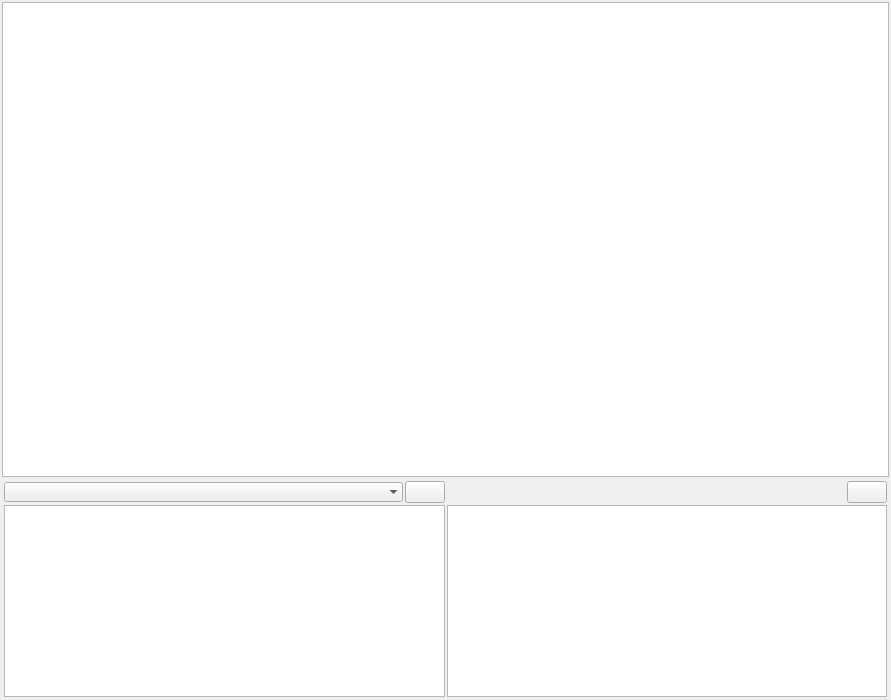
Old version of the form gvtree_comparetree.ui in the repository wtr9987/gvtree.
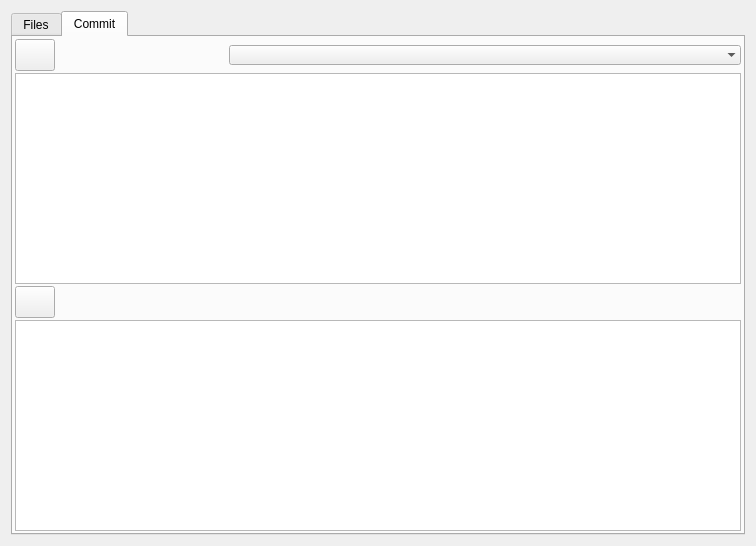
New version of the form. The open tabs and pages were chosen to show the change. Icons and pictures are not drawn. Custom widgets are drawn as their Qt base class.

Commit message: Fixed comment text wrap Changed Compare Versions widget Added RegExp for "Other tags" to remove the "tag: " string Added dot to RegExp for branches

Patch:
```diff
--- a/gvtree_comparetree.ui
+++ b/gvtree_comparetree.ui
@@ -6,40 +6,78 @@
    <rect>
     <x>0</x>
     <y>0</y>
-    <width>891</width>
-    <height>700</height>
+    <width>756</width>
+    <height>546</height>
    </rect>
   </property>
   <property name="windowTitle">
    <string>Version Tree</string>
   </property>
   <layout class="QGridLayout" name="gridLayout_2">
-   <property name="leftMargin">
-    <number>2</number>
-   </property>
-   <property name="topMargin">
-    <number>2</number>
-   </property>
-   <property name="rightMargin">
-    <number>2</number>
-   </property>
-   <property name="bottomMargin">
-    <number>1</number>
-   </property>
+   <item row="0" column="0">
+    <widget class="QTabWidget" name="tabWidget">
+     <property name="toolTip">
+      <string/>
+     </property>
+     <property name="tabPosition">
+      <enum>QTabWidget::North</enum>
+     </property>
+     <property name="currentIndex">
+      <number>0</number>
+     </property>
+     <widget class="QWidget" name="tab1">
+      <property name="maximumSize">
+       <size>
+        <width>16777215</width>
+        <height>16777215</height>
+       </size>
+      </property>
+      <property name="toolTip">
+       <string>Show files with changes between the selected versions.</string>
+      </property>
+      <attribute name="title">
+       <string>Files</string>
+      </attribute>
+      <layout class="QHBoxLayout" name="horizontalLayout">
    <property name="spacing">
-    <number>2</number>
-   </property>
-   <item row="0" column="0" colspan="2">
+        <number>0</number>
+       </property>
+       <property name="margin">
+        <number>0</number>
+       </property>
+       <item>
     <widget class="CompareTree" name="compareTree">
      <property name="sizePolicy">
-      <sizepolicy hsizetype="Expanding" vsizetype="Expanding">
-       <horstretch>0</horstretch>
+          <sizepolicy hsizetype="MinimumExpanding" vsizetype="MinimumExpanding">
+           <horstretch>1</horstretch>
        <verstretch>0</verstretch>
       </sizepolicy>
      </property>
-    </widget>
-   </item>
-   <item row="1" column="0" colspan="2">
+         <property name="frameShadow">
+          <enum>QFrame::Plain</enum>
+         </property>
+         <property name="lineWidth">
+          <number>0</number>
+         </property>
+        </widget>
+       </item>
+      </layout>
+     </widget>
+     <widget class="QWidget" name="tab2">
+      <property name="toolTip">
+       <string>Show git log commit information of the selected versions.</string>
+      </property>
+      <attribute name="title">
+       <string>Commit</string>
+      </attribute>
+      <layout class="QVBoxLayout" name="verticalLayout">
+       <property name="spacing">
+        <number>0</number>
+       </property>
+       <property name="margin">
+        <number>0</number>
+       </property>
+       <item>
     <widget class="QFrame" name="frame">
      <layout class="QGridLayout" name="gridLayout">
       <property name="margin">
@@ -48,24 +86,51 @@
       <property name="spacing">
        <number>2</number>
       </property>
-      <item row="2" column="0" colspan="2">
+          <item row="2" column="1" colspan="5">
        <widget class="QTextEdit" name="fromEdit">
         <property name="sizePolicy">
-         <sizepolicy hsizetype="Expanding" vsizetype="Ignored">
+             <sizepolicy hsizetype="Expanding" vsizetype="MinimumExpanding">
           <horstretch>0</horstretch>
           <verstretch>0</verstretch>
          </sizepolicy>
         </property>
-       </widget>
-      </item>
-      <item row="0" column="0">
-       <widget class="QComboBox" name="fromComboBox">
-        <property name="duplicatesEnabled">
-         <bool>false</bool>
-        </property>
-        <property name="frame">
+            <property name="focusPolicy">
+             <enum>Qt::NoFocus</enum>
+            </property>
+            <property name="acceptDrops">
+             <bool>false</bool>
+            </property>
+            <property name="frameShadow">
+             <enum>QFrame::Plain</enum>
+            </property>
+            <property name="undoRedoEnabled">
+             <bool>false</bool>
+            </property>
+            <property name="textInteractionFlags">
+             <set>Qt::TextSelectableByKeyboard|Qt::TextSelectableByMouse</set>
+            </property>
+           </widget>
+          </item>
+          <item row="4" column="1" colspan="5">
+           <widget class="QTextEdit" name="toEdit">
+            <property name="sizePolicy">
+             <sizepolicy hsizetype="Expanding" vsizetype="MinimumExpanding">
+              <horstretch>0</horstretch>
+              <verstretch>0</verstretch>
+             </sizepolicy>
+            </property>
+            <property name="focusPolicy">
+             <enum>Qt::NoFocus</enum>
+            </property>
+            <property name="acceptDrops">
          <bool>false</bool>
         </property>
+            <property name="frameShadow">
+             <enum>QFrame::Plain</enum>
+            </property>
+            <property name="textInteractionFlags">
+             <set>Qt::TextSelectableByKeyboard|Qt::TextSelectableByMouse</set>
+            </property>
        </widget>
       </item>
       <item row="0" column="1">
@@ -76,6 +141,15 @@
           <verstretch>0</verstretch>
          </sizepolicy>
         </property>
+            <property name="minimumSize">
+             <size>
+              <width>32</width>
+              <height>32</height>
+             </size>
+            </property>
+            <property name="toolTip">
+             <string>Source Version</string>
+            </property>
         <property name="text">
          <string/>
         </property>
@@ -83,9 +157,15 @@
          <iconset>
           <normaloff>:/images/gvt_pointer.png</normaloff>:/images/gvt_pointer.png</iconset>
         </property>
-       </widget>
-      </item>
-      <item row="0" column="3">
+            <property name="iconSize">
+             <size>
+              <width>32</width>
+              <height>32</height>
+             </size>
+            </property>
+           </widget>
+          </item>
+          <item row="3" column="1">
        <widget class="QPushButton" name="toButton">
         <property name="sizePolicy">
          <sizepolicy hsizetype="Maximum" vsizetype="Fixed">
@@ -93,6 +173,15 @@
           <verstretch>0</verstretch>
          </sizepolicy>
         </property>
+            <property name="minimumSize">
+             <size>
+              <width>32</width>
+              <height>32</height>
+             </size>
+            </property>
+            <property name="toolTip">
+             <string>Destination Version</string>
+            </property>
         <property name="text">
          <string/>
         </property>
@@ -100,26 +189,36 @@
          <iconset>
           <normaloff>:/images/gvt_pointer.png</normaloff>:/images/gvt_pointer.png</iconset>
         </property>
-       </widget>
-      </item>
-      <item row="0" column="2">
+            <property name="iconSize">
+             <size>
+              <width>32</width>
+              <height>32</height>
+             </size>
+            </property>
+           </widget>
+          </item>
+          <item row="0" column="3" colspan="3">
+           <widget class="QComboBox" name="fromComboBox">
+            <property name="duplicatesEnabled">
+             <bool>false</bool>
+            </property>
+            <property name="frame">
+             <bool>false</bool>
+            </property>
+           </widget>
+          </item>
+          <item row="3" column="3" colspan="3">
        <widget class="QLabel" name="toDate">
         <property name="text">
          <string/>
         </property>
        </widget>
       </item>
-      <item row="2" column="2" colspan="2">
-       <widget class="QTextEdit" name="toEdit">
-        <property name="sizePolicy">
-         <sizepolicy hsizetype="Expanding" vsizetype="Minimum">
-          <horstretch>0</horstretch>
-          <verstretch>0</verstretch>
-         </sizepolicy>
-        </property>
+         </layout>
        </widget>
       </item>
      </layout>
+     </widget>
     </widget>
    </item>
   </layout>
```
Left out of the diff: 2 changed lines with no effect on the pictures. Lines whose indentation alone changed are shown as unchanged. The commit also changes 3 other files.
